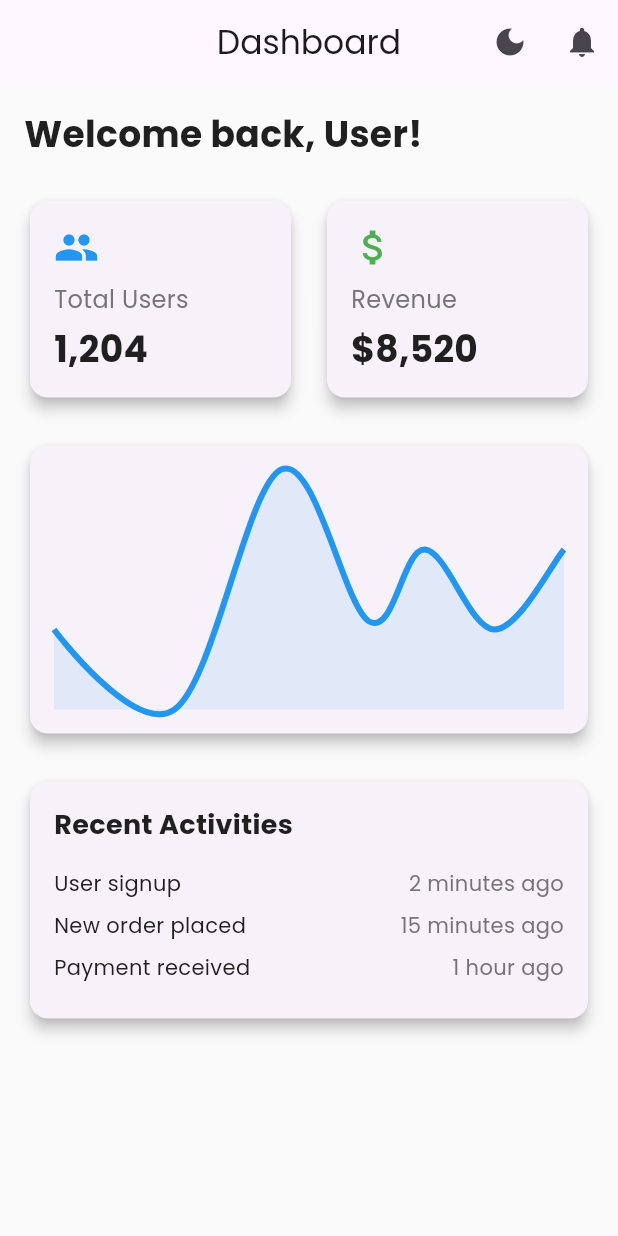
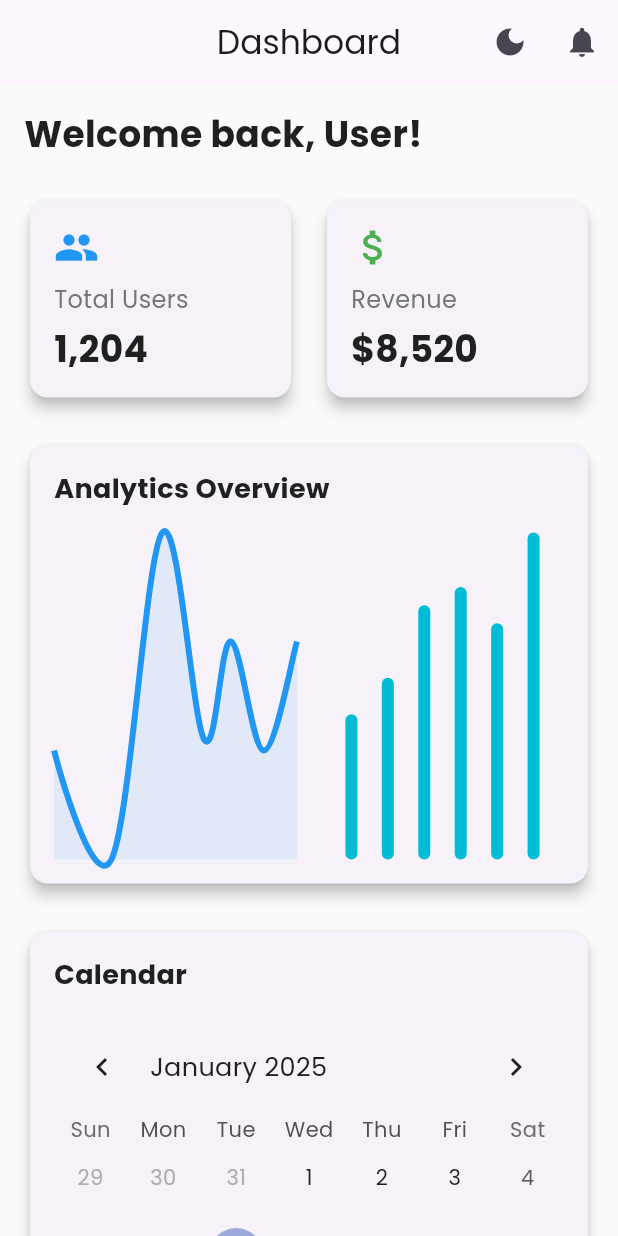
Before and after one commit to risfat/flutter-bloc-clean-architecture-boilerplate, a Flutter app: the screen it shows after launch, on a phone screen of 412 x 824 dp. Run offline on Flutter 3.47's test engine with Material 3 defaults, Android fonts, the phone set to English and light mode, and no system bars; drawn by our look-alikes of fl_chart, flutter_animate, table_calendar; our stand-ins replace bloc_concurrency, dartz, dio, equatable, flutter_bloc, flutter_spinkit and 10 more; accounts and stored records are empty.

Commit message:
[Update] Dashboard UI Updated

```diff
--- a/lib/presentation/pages/dashboard/dashboard_screen.dart
+++ b/lib/presentation/pages/dashboard/dashboard_screen.dart
@@ -3,6 +3,7 @@ import 'package:flutter/material.dart';
 import 'package:flutter_animate/flutter_animate.dart';
 import 'package:flutter_bloc/flutter_bloc.dart';
 import 'package:go_router/go_router.dart';
+import 'package:table_calendar/table_calendar.dart';
 
 import '../../../core/config/routes.dart';
 import '../../cubit/theme/theme_cubit.dart';
@@ -54,12 +55,13 @@ class _DashBoardScreenState extends State<DashBoardScreen> {
                 const SizedBox(height: 24),
                 _buildChart(),
                 const SizedBox(height: 24),
-              _buildRecentActivities(),
+                _buildCalendar(),
+                const SizedBox(height: 24),
+                _buildDailyActivities(),
               ],
             ),
           ),
-      ),
-    );
+        ));
   }
 
   Widget _buildStatCards() {
@@ -111,12 +113,37 @@ class _DashBoardScreenState extends State<DashBoardScreen> {
 
   Widget _buildChart() {
     return SizedBox(
-      height: 200,
+      height: 300,
       child: Card(
         elevation: 4,
         child: Padding(
           padding: const EdgeInsets.all(16.0),
-          child: LineChart(
+          child: Column(
+            crossAxisAlignment: CrossAxisAlignment.start,
+            children: [
+              const Text(
+                'Analytics Overview',
+                style: TextStyle(fontSize: 18, fontWeight: FontWeight.bold),
+              ),
+              const SizedBox(height: 16),
+              Expanded(
+                child: Row(
+                  children: [
+                    Expanded(child: _buildLineChart()),
+                    const SizedBox(width: 16),
+                    Expanded(child: _buildBarChart()),
+                  ],
+                ),
+              ),
+            ],
+          ),
+        ),
+      ),
+    ).animate().fadeIn(duration: 1000.ms).slideX();
+  }
+
+  Widget _buildLineChart() {
+    return LineChart(
       LineChartData(
         gridData: const FlGridData(show: false),
         titlesData: const FlTitlesData(show: false),
@@ -136,18 +163,33 @@ class _DashBoardScreenState extends State<DashBoardScreen> {
             color: Colors.blue,
             barWidth: 4,
             dotData: const FlDotData(show: false),
-                  belowBarData: BarAreaData(
-                      show: true, color: Colors.blue.withOpacity(0.1)),
+            belowBarData:
+                BarAreaData(show: true, color: Colors.blue.withOpacity(0.1)),
           ),
         ],
       ),
-          ),
-        ),
-      ),
-    ).animate().fadeIn(duration: 1000.ms).slideX();
+    );
   }
 
-  Widget _buildRecentActivities() {
+  Widget _buildBarChart() {
+    return BarChart(
+      BarChartData(
+        gridData: const FlGridData(show: false),
+        titlesData: const FlTitlesData(show: false),
+        borderData: FlBorderData(show: false),
+        barGroups: [
+          BarChartGroupData(x: 0, barRods: [BarChartRodData(toY: 8)]),
+          BarChartGroupData(x: 1, barRods: [BarChartRodData(toY: 10)]),
+          BarChartGroupData(x: 2, barRods: [BarChartRodData(toY: 14)]),
+          BarChartGroupData(x: 3, barRods: [BarChartRodData(toY: 15)]),
+          BarChartGroupData(x: 4, barRods: [BarChartRodData(toY: 13)]),
+          BarChartGroupData(x: 5, barRods: [BarChartRodData(toY: 18)]),
+        ],
+      ),
+    );
+  }
+
+  Widget _buildCalendar() {
     return Card(
       elevation: 4,
       child: Padding(
@@ -156,27 +198,62 @@ class _DashBoardScreenState extends State<DashBoardScreen> {
           crossAxisAlignment: CrossAxisAlignment.start,
           children: [
             const Text(
-              'Recent Activities',
+              'Calendar',
               style: TextStyle(fontSize: 18, fontWeight: FontWeight.bold),
             ),
             const SizedBox(height: 16),
-            _buildActivityItem('User signup', '2 minutes ago'),
-            _buildActivityItem('New order placed', '15 minutes ago'),
-            _buildActivityItem('Payment received', '1 hour ago'),
+            TableCalendar(
+              firstDay: DateTime(2023, 1, 1),
+              lastDay: DateTime.now(),
+              focusedDay: DateTime.now(),
+              calendarFormat: CalendarFormat.month,
+              headerStyle: const HeaderStyle(formatButtonVisible: false),
+            ),
+          ],
+        ),
+      ),
+    ).animate().fadeIn(duration: 1000.ms).slideY(begin: 0.2);
+  }
+
+  Widget _buildDailyActivities() {
+    return Card(
+      elevation: 4,
+      child: Padding(
+        padding: const EdgeInsets.all(16.0),
+        child: Column(
+          crossAxisAlignment: CrossAxisAlignment.start,
+          children: [
+            const Text(
+              'Daily Activities',
+              style: TextStyle(fontSize: 18, fontWeight: FontWeight.bold),
+            ),
+            const SizedBox(height: 16),
+            _buildActivityItem('Team Meeting', '10:00 AM', Icons.group),
+            _buildActivityItem('Project Deadline', '2:00 PM', Icons.assignment),
+            _buildActivityItem('Client Call', '4:30 PM', Icons.phone),
           ],
         ),
       ),
     ).animate().fadeIn(duration: 1200.ms).slideY(begin: 0.2);
   }
 
-  Widget _buildActivityItem(String title, String time) {
+  Widget _buildActivityItem(String title, String time, IconData icon) {
     return Padding(
-      padding: const EdgeInsets.only(bottom: 8.0),
+      padding: const EdgeInsets.only(bottom: 12.0),
       child: Row(
-        mainAxisAlignment: MainAxisAlignment.spaceBetween,
         children: [
-          Text(title),
+          Icon(icon, color: Colors.blue),
+          const SizedBox(width: 12),
+          Expanded(
+            child: Column(
+              crossAxisAlignment: CrossAxisAlignment.start,
+              children: [
+                Text(title,
+                    style: const TextStyle(fontWeight: FontWeight.bold)),
                 Text(time, style: TextStyle(color: Colors.grey[600])),
+              ],
+            ),
+          ),
         ],
       ),
     );
--- a/pubspec.yaml
+++ b/pubspec.yaml
@@ -44,6 +44,7 @@ dependencies:
   hive_flutter: ^1.1.0
   flutter_animate: ^4.5.2
   fl_chart: ^0.65.0
+  table_calendar: ^3.0.9
 
 dev_dependencies:
   flutter_test:
```
Also changed, not shown: pubspec.lock. Lines whose indentation alone changed are shown as unchanged.
